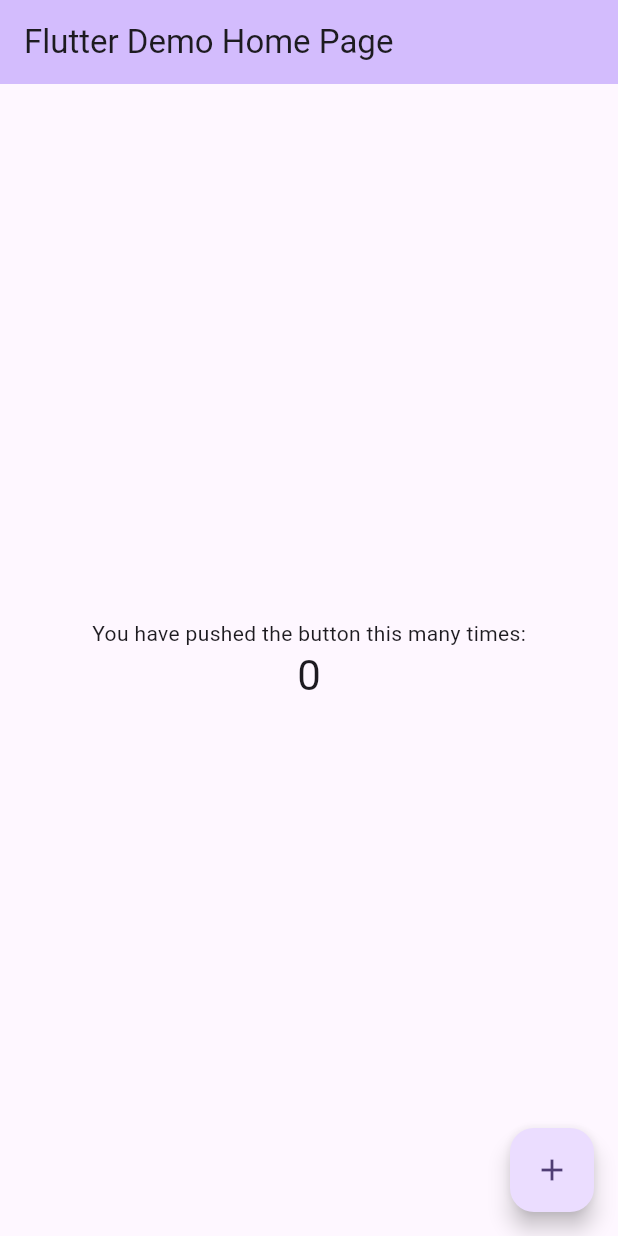
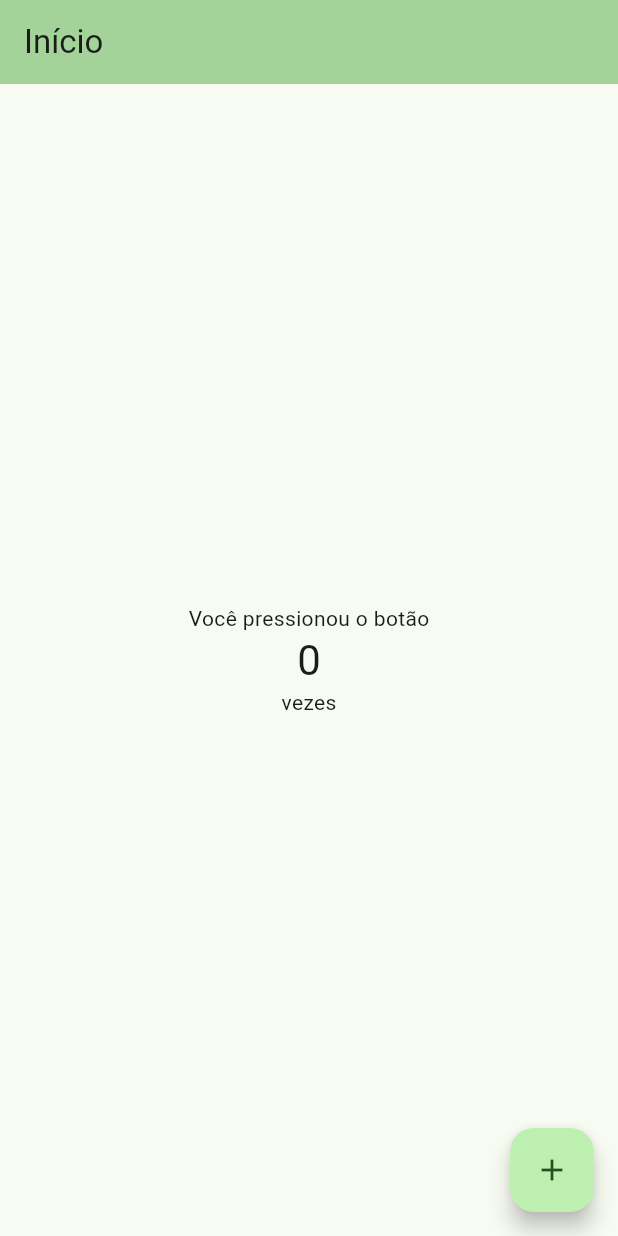
Before and after one commit to apprendii7/meuappflutter, a Flutter app: the screen it shows after launch, on a phone screen of 412 x 824 dp. Run offline on Flutter 3.47's test engine with Material 2 defaults, Android fonts, the phone set to English and light mode, and no system bars.

Commit message:
Feat: alterações

```diff
--- a/lib/main.dart
+++ b/lib/main.dart
@@ -11,7 +11,7 @@ class MyApp extends StatelessWidget {
   @override
   Widget build(BuildContext context) {
     return MaterialApp(
-      title: 'Flutter Demo',
+      title: 'Meu App Flutter',
       theme: ThemeData(
         // This is the theme of your application.
         //
@@ -28,10 +28,11 @@ class MyApp extends StatelessWidget {
         //
         // This works for code too, not just values: Most code changes can be
         // tested with just a hot reload.
-        colorScheme: ColorScheme.fromSeed(seedColor: Colors.deepPurple),
+        colorScheme:
+            ColorScheme.fromSeed(seedColor: Color.fromARGB(255, 7, 173, 35)),
         useMaterial3: true,
       ),
-      home: const MyHomePage(title: 'Flutter Demo Home Page'),
+      home: const MyHomePage(title: 'Início'),
     );
   }
 }
@@ -106,11 +107,14 @@ class _MyHomePageState extends State<MyHomePage> {
           mainAxisAlignment: MainAxisAlignment.center,
           children: <Widget>[
             const Text(
-              'You have pushed the button this many times:',
+              'Você pressionou o botão',
             ),
             Text(
               '$_counter',
               style: Theme.of(context).textTheme.headlineMedium,
+            ),
+            const Text(
+              'vezes',
             ),
           ],
         ),
```
